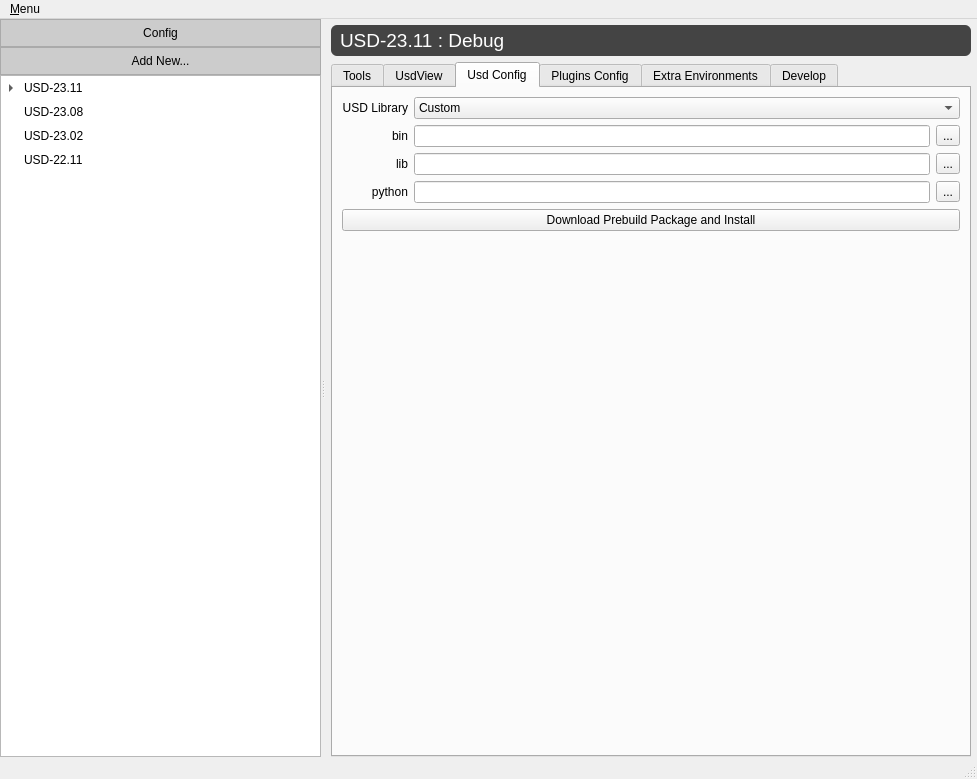
First picture: the form in usdmgr/qt/main_window.ui, repository ShiraoShotaro/usdmgr, before the edit.
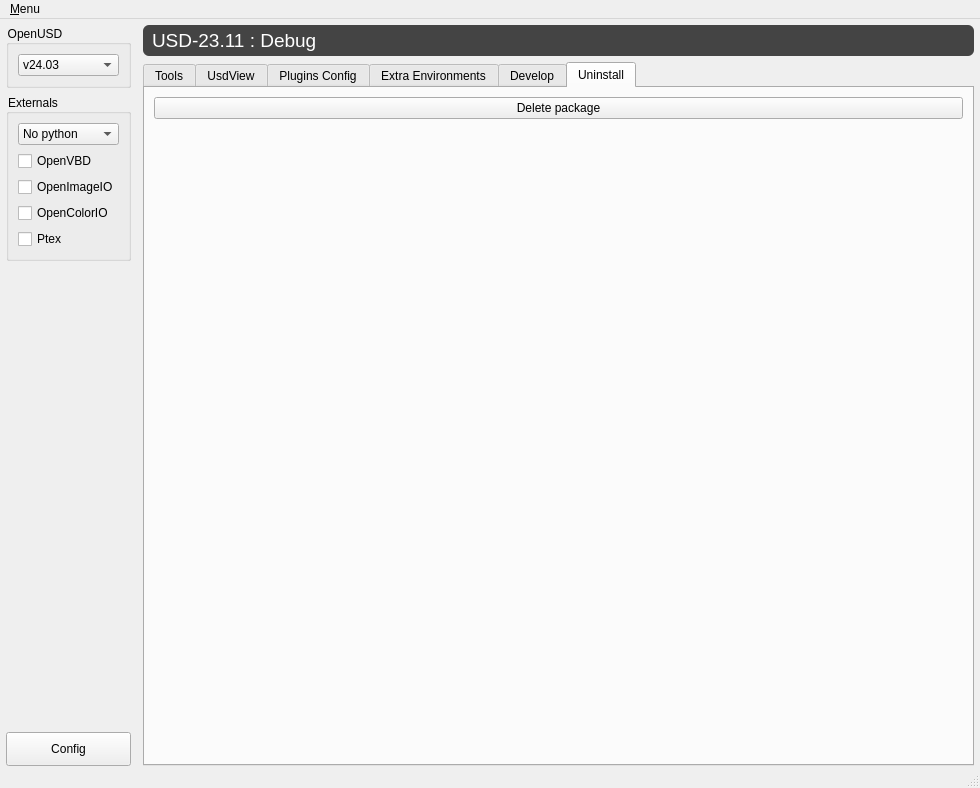
Second picture: the form after the edit. The open tabs and pages were chosen to show the change.

Patch:
```diff
--- a/usdmgr/qt/main_window.ui
+++ b/usdmgr/qt/main_window.ui
@@ -6,8 +6,8 @@
    <rect>
     <x>0</x>
     <y>0</y>
-    <width>977</width>
-    <height>779</height>
+    <width>980</width>
+    <height>788</height>
    </rect>
   </property>
   <property name="font">
@@ -22,10 +22,7 @@
    <string notr="true">* { font-family: arial; }</string>
   </property>
   <widget class="QWidget" name="centralwidget">
-   <layout class="QVBoxLayout" name="verticalLayout_3">
-    <property name="spacing">
-     <number>0</number>
-    </property>
+   <layout class="QHBoxLayout" name="horizontalLayout_3">
     <property name="leftMargin">
      <number>0</number>
     </property>
@@ -39,105 +36,140 @@
      <number>0</number>
     </property>
     <item>
-     <widget class="QSplitter" name="splitter">
-      <property name="orientation">
-       <enum>Qt::Horizontal</enum>
-      </property>
-      <widget class="QWidget" name="layoutWidget">
        <layout class="QVBoxLayout" name="verticalLayout">
         <property name="spacing">
-         <number>0</number>
-        </property>
+       <number>6</number>
+      </property>
+      <property name="leftMargin">
+       <number>6</number>
+      </property>
+      <property name="topMargin">
+       <number>6</number>
+      </property>
+      <item>
+       <widget class="QGroupBox" name="groupBox_4">
+        <property name="title">
+         <string>OpenUSD</string>
+        </property>
+        <layout class="QVBoxLayout" name="verticalLayout_16">
+         <item>
+          <widget class="QComboBox" name="cbUsdVersions">
+           <item>
+            <property name="text">
+             <string>v24.03</string>
+            </property>
+           </item>
+           <item>
+            <property name="text">
+             <string>v23.11</string>
+            </property>
+           </item>
+           <item>
+            <property name="text">
+             <string>v23.08</string>
+            </property>
+           </item>
+          </widget>
+         </item>
+        </layout>
+       </widget>
+      </item>
+      <item>
+       <widget class="QGroupBox" name="groupBox_3">
+        <property name="title">
+         <string>Externals</string>
+        </property>
+        <layout class="QVBoxLayout" name="verticalLayout_17">
+         <item>
+          <widget class="QComboBox" name="cbPython">
+           <item>
+            <property name="text">
+             <string>No python</string>
+            </property>
+           </item>
+           <item>
+            <property name="text">
+             <string>Python3.11</string>
+            </property>
+           </item>
+           <item>
+            <property name="text">
+             <string>Python3.10</string>
+            </property>
+           </item>
+           <item>
+            <property name="text">
+             <string>Python3.9</string>
+            </property>
+           </item>
+          </widget>
+         </item>
+         <item>
+          <widget class="QCheckBox" name="cbOpenVBD">
+           <property name="text">
+            <string>OpenVBD</string>
+           </property>
+          </widget>
+         </item>
+         <item>
+          <widget class="QCheckBox" name="cbOIIO">
+           <property name="text">
+            <string>OpenImageIO</string>
+           </property>
+          </widget>
+         </item>
+         <item>
+          <widget class="QCheckBox" name="cbOCIO">
+           <property name="text">
+            <string>OpenColorIO</string>
+           </property>
+          </widget>
+         </item>
+         <item>
+          <widget class="QCheckBox" name="cbPtex">
+           <property name="text">
+            <string>Ptex</string>
+           </property>
+          </widget>
+         </item>
+        </layout>
+       </widget>
+      </item>
+      <item>
+       <spacer name="verticalSpacer">
+        <property name="orientation">
+         <enum>Qt::Vertical</enum>
+        </property>
+        <property name="sizeHint" stdset="0">
+         <size>
+          <width>20</width>
+          <height>40</height>
+         </size>
+        </property>
+       </spacer>
+      </item>
         <item>
          <widget class="QPushButton" name="pbConfig">
+        <property name="minimumSize">
+         <size>
+          <width>0</width>
+          <height>34</height>
+         </size>
+        </property>
           <property name="styleSheet">
-           <string notr="true">QPushButton {margin: 0; padding: 6px; border: 1px solid #aaa; background: #ccc;}
-QPushButton:hover { background: #eee; }
-QPushButton:pressed { background: #ddd; }
-</string>
+         <string notr="true"/>
           </property>
           <property name="text">
            <string>Config</string>
           </property>
-         </widget>
-        </item>
-        <item>
-         <widget class="QPushButton" name="pbAddNew">
-          <property name="styleSheet">
-           <string notr="true">QPushButton {margin: 0; padding: 6px; border: 1px solid #aaa; background: #ccc;}
-QPushButton:hover { background: #eee; }
-QPushButton:pressed { background: #ddd; }
-</string>
-          </property>
-          <property name="text">
-           <string>Add New...</string>
-          </property>
-         </widget>
-        </item>
-        <item>
-         <widget class="QTreeWidget" name="twEnvSets">
-          <property name="styleSheet">
-           <string notr="true">QTreeView::item {
-min-height: 24px;
-}</string>
-          </property>
-          <attribute name="headerVisible">
-           <bool>false</bool>
-          </attribute>
-          <column>
-           <property name="text">
-            <string>1</string>
-           </property>
-          </column>
-          <item>
-           <property name="text">
-            <string>USD-23.11</string>
-           </property>
-           <item>
-            <property name="text">
-             <string>Debug</string>
-            </property>
-           </item>
-           <item>
-            <property name="text">
-             <string>Release</string>
-            </property>
-           </item>
-           <item>
-            <property name="text">
-             <string>Release-Python</string>
-            </property>
-           </item>
-           <item>
-            <property name="text">
-             <string>Custom1</string>
-            </property>
-           </item>
-           <item>
-            <property name="text">
-             <string>Custom2</string>
-            </property>
-           </item>
-          </item>
-          <item>
-           <property name="text">
-            <string>USD-23.08</string>
-           </property>
-          </item>
-          <item>
-           <property name="text">
-            <string>USD-23.02</string>
-           </property>
-          </item>
-          <item>
-           <property name="text">
-            <string>USD-22.11</string>
-           </property>
-          </item>
+        <property name="checkable">
+         <bool>true</bool>
+        </property>
          </widget>
         </item>
        </layout>
-      </widget>
+    </item>
+    <item>
       <widget class="QStackedWidget" name="swPage">
        <property name="currentIndex">
         <number>0</number>
@@ -249,7 +281,7 @@
         </layout>
        </widget>
        <widget class="QWidget" name="page_2">
-        <layout class="QVBoxLayout" name="verticalLayout_8" stretch="0,1">
+       <layout class="QVBoxLayout" name="verticalLayout_8" stretch="0,0">
          <property name="leftMargin">
           <number>6</number>
          </property>
@@ -279,7 +311,68 @@
           </widget>
          </item>
          <item>
-          <widget class="QTabWidget" name="tabWidget">
+         <widget class="QStackedWidget" name="swSubPage">
+          <property name="currentIndex">
+           <number>1</number>
+          </property>
+          <widget class="QWidget" name="page_3">
+           <layout class="QVBoxLayout" name="verticalLayout_12">
+            <property name="leftMargin">
+             <number>0</number>
+            </property>
+            <property name="topMargin">
+             <number>0</number>
+            </property>
+            <property name="rightMargin">
+             <number>0</number>
+            </property>
+            <property name="bottomMargin">
+             <number>0</number>
+            </property>
+            <item>
+             <widget class="QPushButton" name="pbDownload">
+              <property name="minimumSize">
+               <size>
+                <width>0</width>
+                <height>50</height>
+               </size>
+              </property>
+              <property name="text">
+               <string>Download Prebuild Package and Install</string>
+              </property>
+             </widget>
+            </item>
+            <item>
+             <spacer name="verticalSpacer_6">
+              <property name="orientation">
+               <enum>Qt::Vertical</enum>
+              </property>
+              <property name="sizeHint" stdset="0">
+               <size>
+                <width>20</width>
+                <height>40</height>
+               </size>
+              </property>
+             </spacer>
+            </item>
+           </layout>
+          </widget>
+          <widget class="QWidget" name="page_4">
+           <layout class="QVBoxLayout" name="verticalLayout_15">
+            <property name="leftMargin">
+             <number>0</number>
+            </property>
+            <property name="topMargin">
+             <number>0</number>
+            </property>
+            <property name="rightMargin">
+             <number>0</number>
+            </property>
+            <property name="bottomMargin">
+             <number>0</number>
+            </property>
+            <item>
+             <widget class="QTabWidget" name="twTools">
            <property name="currentIndex">
             <number>0</number>
            </property>
@@ -316,147 +409,7 @@
             </attribute>
             <layout class="QVBoxLayout" name="verticalLayout_6">
              <item>
-              <widget class="QListWidget" name="listWidget_4"/>
-             </item>
-            </layout>
-           </widget>
-           <widget class="QWidget" name="tab_4">
-            <attribute name="title">
-             <string>Usd Config</string>
-            </attribute>
-            <layout class="QVBoxLayout" name="verticalLayout_12">
-             <item>
-              <layout class="QFormLayout" name="formLayout_2">
-               <property name="labelAlignment">
-                <set>Qt::AlignRight|Qt::AlignTrailing|Qt::AlignVCenter</set>
-               </property>
-               <item row="0" column="0">
-                <widget class="QLabel" name="label_7">
-                 <property name="text">
-                  <string>USD Library</string>
-                 </property>
-                 <property name="alignment">
-                  <set>Qt::AlignRight|Qt::AlignTrailing|Qt::AlignVCenter</set>
-                 </property>
-                </widget>
-               </item>
-               <item row="0" column="1">
-                <widget class="QComboBox" name="comboBox">
-                 <item>
-                  <property name="text">
-                   <string>Custom</string>
-                  </property>
-                 </item>
-                 <item>
-                  <property name="text">
-                   <string>OpenUSD-23.11 : Debug</string>
-                  </property>
-                 </item>
-                 <item>
-                  <property name="text">
-                   <string>OpenUSD-23.11 : Release</string>
-                  </property>
-                 </item>
-                 <item>
-                  <property name="text">
-                   <string>OpenUSD-23.11 : Release with Python3.9</string>
-                  </property>
-                 </item>
-                </widget>
-               </item>
-               <item row="1" column="0">
-                <widget class="QLabel" name="label_9">
-                 <property name="text">
-                  <string>bin</string>
-                 </property>
-                 <property name="alignment">
-                  <set>Qt::AlignRight|Qt::AlignTrailing|Qt::AlignVCenter</set>
-                 </property>
-                </widget>
-               </item>
-               <item row="1" column="1">
-                <layout class="QHBoxLayout" name="horizontalLayout_3">
-                 <item>
-                  <widget class="QLineEdit" name="lineEdit_3"/>
-                 </item>
-                 <item>
-                  <widget class="QToolButton" name="toolButton_3">
-                   <property name="text">
-                    <string>...</string>
-                   </property>
-                  </widget>
-                 </item>
-                </layout>
-               </item>
-               <item row="2" column="0">
-                <widget class="QLabel" name="label_10">
-                 <property name="text">
-                  <string>lib</string>
-                 </property>
-                 <property name="alignment">
-                  <set>Qt::AlignRight|Qt::AlignTrailing|Qt::AlignVCenter</set>
-                 </property>
-                </widget>
-               </item>
-               <item row="2" column="1">
-                <layout class="QHBoxLayout" name="horizontalLayout_4">
-                 <item>
-                  <widget class="QLineEdit" name="lineEdit_4"/>
-                 </item>
-                 <item>
-                  <widget class="QToolButton" name="toolButton_4">
-                   <property name="text">
-                    <string>...</string>
-                   </property>
-                  </widget>
-                 </item>
-                </layout>
-               </item>
-               <item row="3" column="0">
-                <widget class="QLabel" name="label_11">
-                 <property name="text">
-                  <string>python</string>
-                 </property>
-                 <property name="alignment">
-                  <set>Qt::AlignRight|Qt::AlignTrailing|Qt::AlignVCenter</set>
-                 </property>
-                </widget>
-               </item>
-               <item row="3" column="1">
-                <layout class="QHBoxLayout" name="horizontalLayout_5">
-                 <item>
-                  <widget class="QLineEdit" name="lineEdit_5"/>
-                 </item>
-                 <item>
-                  <widget class="QToolButton" name="toolButton_5">
-                   <property name="text">
-                    <string>...</string>
-                   </property>
-                  </widget>
-                 </item>
-                </layout>
-               </item>
-              </layout>
-             </item>
-             <item>
-              <widget class="QPushButton" name="pushButton_12">
-               <property name="text">
-                <string>Download Prebuild Package and Install</string>
-               </property>
-              </widget>
-             </item>
-             <item>
-              <spacer name="verticalSpacer_5">
-               <property name="orientation">
-                <enum>Qt::Vertical</enum>
-               </property>
-               <property name="sizeHint" stdset="0">
-                <size>
-                 <width>20</width>
-                 <height>490</height>
-                </size>
-               </property>
-              </spacer>
+                 <widget class="QListWidget" name="lwUsdView"/>
              </item>
             </layout>
            </widget>
@@ -668,10 +621,40 @@
              </item>
             </layout>
            </widget>
-          </widget>
-         </item>
-        </layout>
-       </widget>
+              <widget class="QWidget" name="tab_4">
+               <attribute name="title">
+                <string>Uninstall</string>
+               </attribute>
+               <layout class="QVBoxLayout" name="verticalLayout_19">
+                <item>
+                 <widget class="QPushButton" name="pushButton_2">
+                  <property name="text">
+                   <string>Delete package</string>
+                  </property>
+                 </widget>
+                </item>
+                <item>
+                 <spacer name="verticalSpacer_5">
+                  <property name="orientation">
+                   <enum>Qt::Vertical</enum>
+                  </property>
+                  <property name="sizeHint" stdset="0">
+                   <size>
+                    <width>20</width>
+                    <height>627</height>
+                   </size>
+                  </property>
+                 </spacer>
+                </item>
+               </layout>
+              </widget>
+             </widget>
+            </item>
+           </layout>
+          </widget>
+         </widget>
+        </item>
+       </layout>
       </widget>
      </widget>
     </item>
@@ -682,7 +665,7 @@
     <rect>
      <x>0</x>
      <y>0</y>
-     <width>977</width>
+     <width>980</width>
      <height>21</height>
     </rect>
    </property>
```
Left out of the diff: 22 changed lines with no effect on the pictures. Lines whose indentation alone changed are shown as unchanged.
